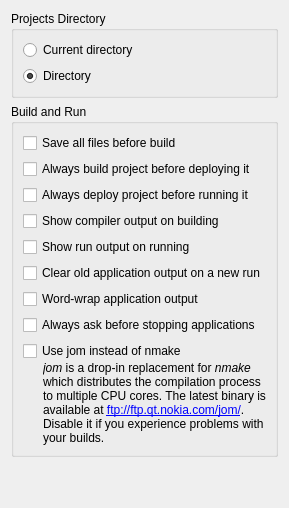
Above: src/plugins/projectexplorer/projectexplorersettingspage.ui from qt-creator/qt-creator before the change. Below: the same form after it.
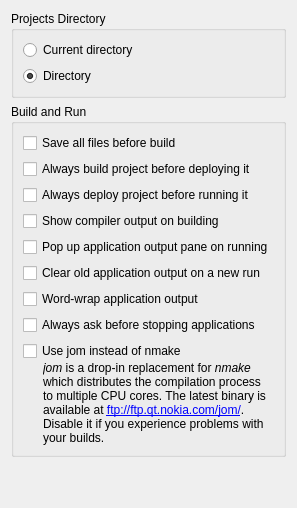
That is the form after the change. Custom widgets are drawn as their Qt base class.

```diff
--- a/src/plugins/projectexplorer/projectexplorersettingspage.ui
+++ b/src/plugins/projectexplorer/projectexplorersettingspage.ui
@@ -78,7 +78,7 @@
       <item>
        <widget class="QCheckBox" name="showRunOutputCheckBox">
         <property name="text">
-         <string>Show run output on running</string>
+         <string>Pop up application output pane on running</string>
         </property>
        </widget>
       </item>
```
